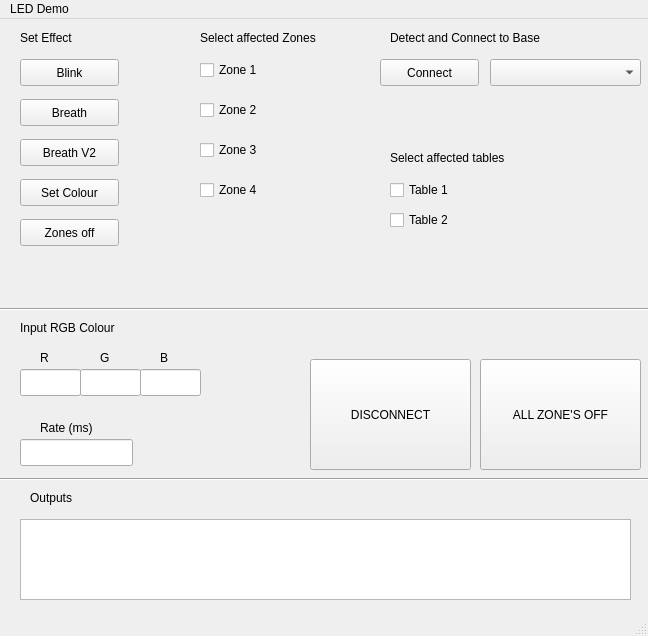
Above: ui/mainwindow.ui from denis-draca/led_demo before the change. Below: the same form after it.
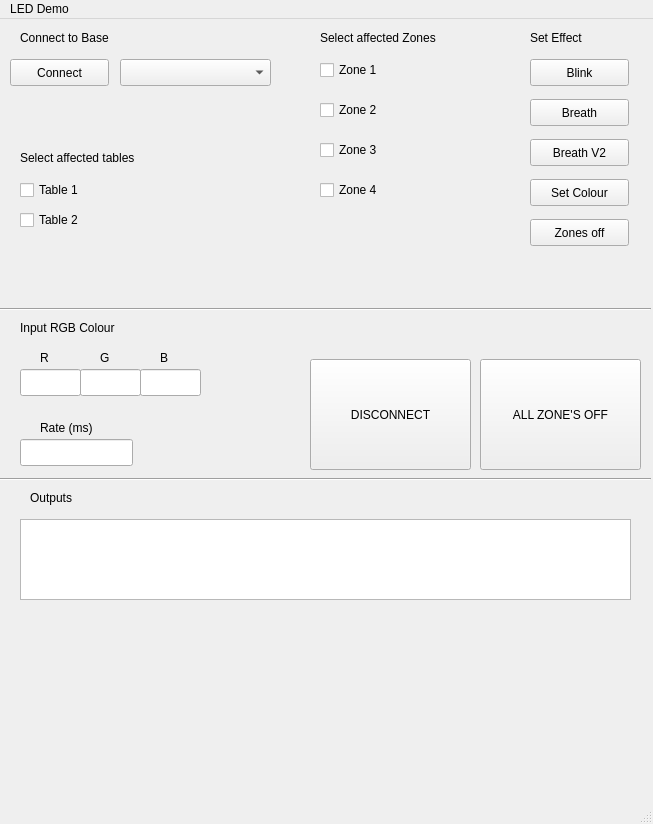
That is the form after the change. Icons and pictures are not drawn.

Commit message: simple protection added for disconnected arduino added. Sometimes works sometimes does, i have no idea why. Tried to add CAS log to GUI, appears on the designer but not when running

Patch:
```diff
--- a/ui/mainwindow.ui
+++ b/ui/mainwindow.ui
@@ -6,8 +6,8 @@
    <rect>
     <x>0</x>
     <y>0</y>
-    <width>648</width>
-    <height>636</height>
+    <width>653</width>
+    <height>824</height>
    </rect>
   </property>
   <property name="windowTitle">
@@ -17,7 +17,7 @@
    <widget class="QCheckBox" name="_ch_z1">
     <property name="geometry">
      <rect>
-      <x>200</x>
+      <x>320</x>
       <y>40</y>
       <width>97</width>
       <height>22</height>
@@ -30,7 +30,7 @@
    <widget class="QCheckBox" name="_ch_z2">
     <property name="geometry">
      <rect>
-      <x>200</x>
+      <x>320</x>
       <y>80</y>
       <width>97</width>
       <height>22</height>
@@ -43,7 +43,7 @@
    <widget class="QCheckBox" name="_ch_z3">
     <property name="geometry">
      <rect>
-      <x>200</x>
+      <x>320</x>
       <y>120</y>
       <width>97</width>
       <height>22</height>
@@ -56,7 +56,7 @@
    <widget class="QCheckBox" name="_ch_z4">
     <property name="geometry">
      <rect>
-      <x>200</x>
+      <x>320</x>
       <y>160</y>
       <width>97</width>
       <height>22</height>
@@ -69,7 +69,7 @@
    <widget class="QPushButton" name="_bu_blink">
     <property name="geometry">
      <rect>
-      <x>20</x>
+      <x>530</x>
       <y>40</y>
       <width>99</width>
       <height>27</height>
@@ -85,7 +85,7 @@
    <widget class="QPushButton" name="_bu_breath">
     <property name="geometry">
      <rect>
-      <x>20</x>
+      <x>530</x>
       <y>80</y>
       <width>99</width>
       <height>27</height>
@@ -101,7 +101,7 @@
    <widget class="QPushButton" name="_bu_set_colour">
     <property name="geometry">
      <rect>
-      <x>20</x>
+      <x>530</x>
       <y>160</y>
       <width>99</width>
       <height>27</height>
@@ -228,7 +228,7 @@
    <widget class="QPushButton" name="_bu_zone_off">
     <property name="geometry">
      <rect>
-      <x>20</x>
+      <x>530</x>
       <y>200</y>
       <width>99</width>
       <height>27</height>
@@ -260,7 +260,7 @@
    <widget class="QComboBox" name="_combo1">
     <property name="geometry">
      <rect>
-      <x>490</x>
+      <x>120</x>
       <y>40</y>
       <width>151</width>
       <height>27</height>
@@ -270,7 +270,7 @@
    <widget class="QPushButton" name="_bu_connect">
     <property name="geometry">
      <rect>
-      <x>380</x>
+      <x>10</x>
       <y>40</y>
       <width>99</width>
       <height>27</height>
@@ -302,7 +302,7 @@
    <widget class="QCheckBox" name="_ch_table1">
     <property name="geometry">
      <rect>
-      <x>390</x>
+      <x>20</x>
       <y>160</y>
       <width>97</width>
       <height>22</height>
@@ -315,7 +315,7 @@
    <widget class="QCheckBox" name="_ch_table2">
     <property name="geometry">
      <rect>
-      <x>390</x>
+      <x>20</x>
       <y>190</y>
       <width>97</width>
       <height>22</height>
@@ -380,20 +380,20 @@
    <widget class="QLabel" name="label_7">
     <property name="geometry">
      <rect>
-      <x>390</x>
+      <x>20</x>
       <y>10</y>
       <width>201</width>
       <height>17</height>
      </rect>
     </property>
     <property name="text">
-     <string>Detect and Connect to Base</string>
+     <string>Connect to Base</string>
     </property>
    </widget>
    <widget class="QLabel" name="label_8">
     <property name="geometry">
      <rect>
-      <x>20</x>
+      <x>530</x>
       <y>10</y>
       <width>81</width>
       <height>17</height>
@@ -406,7 +406,7 @@
    <widget class="QLabel" name="label_9">
     <property name="geometry">
      <rect>
-      <x>200</x>
+      <x>320</x>
       <y>10</y>
       <width>151</width>
       <height>17</height>
@@ -419,7 +419,7 @@
    <widget class="QLabel" name="label_10">
     <property name="geometry">
      <rect>
-      <x>390</x>
+      <x>20</x>
       <y>130</y>
       <width>151</width>
       <height>17</height>
@@ -432,7 +432,7 @@
    <widget class="QPushButton" name="_bu_breath_rndRGB">
     <property name="geometry">
      <rect>
-      <x>20</x>
+      <x>530</x>
       <y>120</y>
       <width>99</width>
       <height>27</height>
@@ -445,13 +445,32 @@
      <string>Breath V2</string>
     </property>
    </widget>
+   <widget class="QLabel" name="label_11">
+    <property name="geometry">
+     <rect>
+      <x>120</x>
+      <y>600</y>
+      <width>411</width>
+      <height>161</height>
+     </rect>
+    </property>
+    <property name="cursor">
+     <cursorShape>UpArrowCursor</cursorShape>
+    </property>
+    <property name="text">
+     <string/>
+    </property>
+    <property name="pixmap">
+     <pixmap>cas</pixmap>
+    </property>
+   </widget>
   </widget>
   <widget class="QMenuBar" name="menubar">
    <property name="geometry">
     <rect>
      <x>0</x>
      <y>0</y>
-     <width>648</width>
+     <width>653</width>
      <height>25</height>
     </rect>
    </property>
```
The commit also changes 3 other files.
